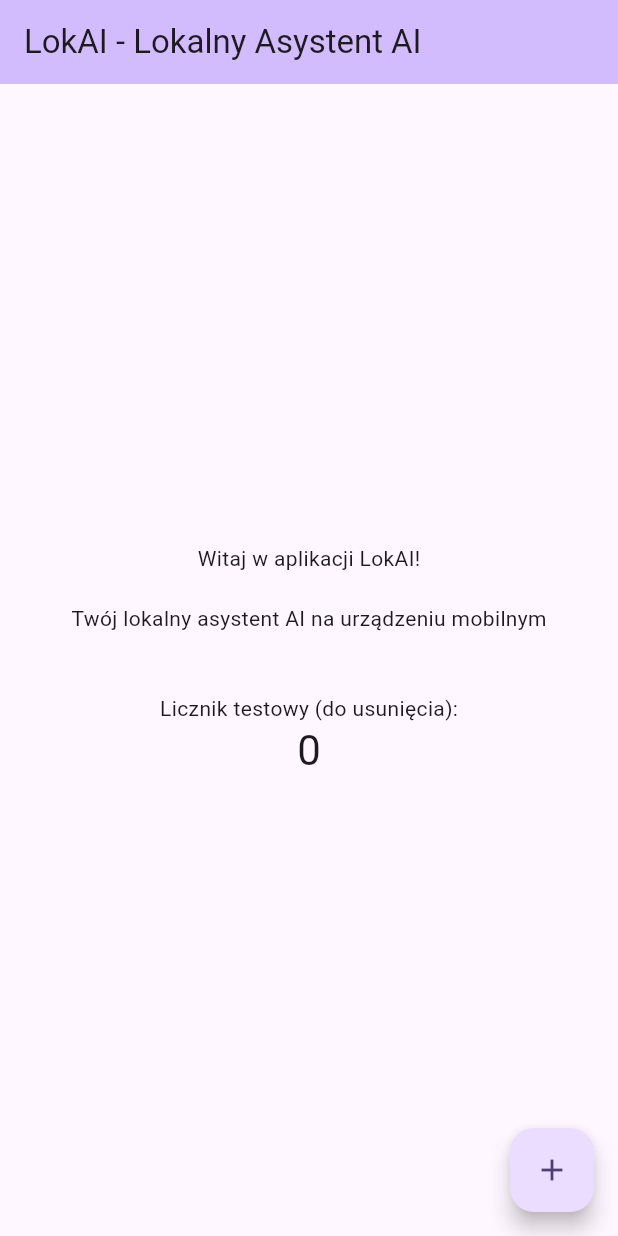
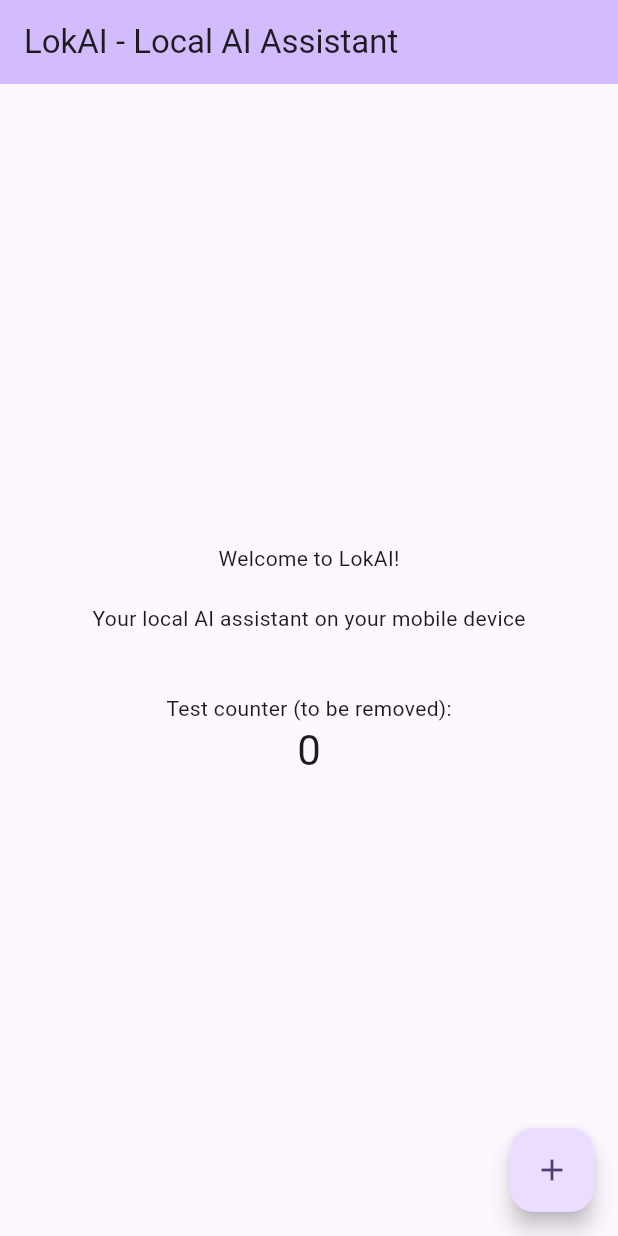
Before and after one commit to alwoodm/LokAI, a Flutter app: the screen it shows after launch, on a phone screen of 412 x 824 dp. Run offline on Flutter 3.47's test engine with Material 3 defaults, Android fonts, the phone set to English and light mode, and no system bars.

Commit message:
Przygotowano strukturę projektu do obsługi wielu języków:
   - Dodano pakiety `flutter_localizations` i `intl` do `pubspec.yaml`
   - Utworzono katalog `l10n` z plikami lokalizacyjnymi dla języka angielskiego i polskiego
   - Skonfigurowano aplikację z komentarzami do przyszłej implementacji pełnej lokalizacji

```diff
--- /dev/null
+++ b/lib/l10n/app_en.arb
@@ -0,0 +1,7 @@
+{
+  "@@locale": "en",
+  "appTitle": "LokAI - Local AI Assistant",
+  "welcome": "Welcome to LokAI!",
+  "appDescription": "Your local AI assistant on your mobile device",
+  "testCounter": "Test counter (to be removed):"
+}
--- /dev/null
+++ b/lib/l10n/app_pl.arb
@@ -0,0 +1,7 @@
+{
+  "@@locale": "pl",
+  "appTitle": "LokAI - Lokalny Asystent AI",
+  "welcome": "Witaj w LokAI!",
+  "appDescription": "Twój lokalny asystent AI na urządzeniu mobilnym",
+  "testCounter": "Licznik testowy (do usunięcia):"
+}
--- a/lib/main.dart
+++ b/lib/main.dart
@@ -1,4 +1,7 @@
 import 'package:flutter/material.dart';
+import 'package:flutter_localizations/flutter_localizations.dart';
+// Generated file once we use the 'generate: true' option and 'flutter gen-l10n'
+// import 'package:lokai/l10n/app_localizations.dart';
 
 void main() {
   runApp(const MyApp());
@@ -13,9 +16,20 @@ class MyApp extends StatelessWidget {
       title: 'LokAI',
       theme: ThemeData(
         colorScheme: ColorScheme.fromSeed(seedColor: Colors.deepPurple),
-        useMaterial3: true, // Włączenie Material 3
+        useMaterial3: true, // Enable Material 3
       ),
-      home: const MyHomePage(title: 'LokAI - Lokalny Asystent AI'),
+      // Uncomment these lines when we add actual translations
+      // localizationsDelegates: const [
+      //   AppLocalizations.delegate,
+      //   GlobalMaterialLocalizations.delegate,
+      //   GlobalWidgetsLocalizations.delegate,
+      //   GlobalCupertinoLocalizations.delegate,
+      // ],
+      // supportedLocales: const [
+      //   Locale('en', ''), // English
+      //   Locale('pl', ''), // Polish
+      // ],
+      home: const MyHomePage(title: 'LokAI - Local AI Assistant'),
     );
   }
 }
@@ -49,11 +63,11 @@ class _MyHomePageState extends State<MyHomePage> {
         child: Column(
           mainAxisAlignment: MainAxisAlignment.center,
           children: <Widget>[
-            const Text('Witaj w aplikacji LokAI!'),
+            const Text('Welcome to LokAI!'),
             const SizedBox(height: 20),
-            const Text('Twój lokalny asystent AI na urządzeniu mobilnym'),
+            const Text('Your local AI assistant on your mobile device'),
             const SizedBox(height: 40),
-            const Text('Licznik testowy (do usunięcia):'),
+            const Text('Test counter (to be removed):'),
             Text(
               '$_counter',
               style: Theme.of(context).textTheme.headlineMedium,
```
Also changed, not shown: pubspec.yaml (+7 -2 lines), 1 other file.
